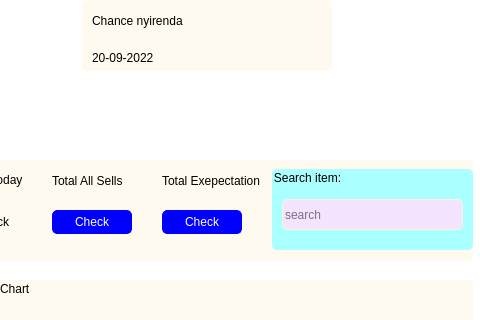
This is Accountant/accountant.ui in CHANCENY/shop as Qt 5 draws it before an edit; both pictures show x 438 to 918 and y 0 to 320 of the 918 by 644 pixel window. The edited form follows.
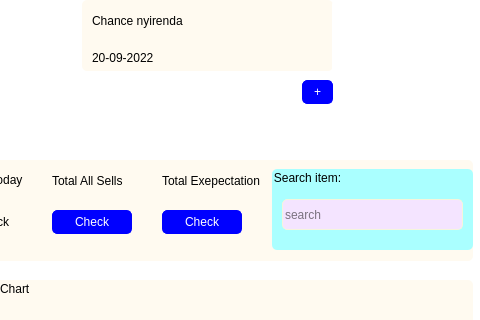
This is the edited form. Icons and pictures are not drawn.

Diff of the .ui file:
```diff
--- a/Accountant/accountant.ui
+++ b/Accountant/accountant.ui
@@ -885,6 +885,29 @@
      <string>Stock Shop Items</string>
     </property>
    </widget>
+   <widget class="QPushButton" name="addprofile">
+    <property name="geometry">
+     <rect>
+      <x>740</x>
+      <y>80</y>
+      <width>31</width>
+      <height>24</height>
+     </rect>
+    </property>
+    <property name="toolTip">
+     <string>&lt;html&gt;&lt;head/&gt;&lt;body&gt;&lt;p&gt;Add profile picture&lt;/p&gt;&lt;/body&gt;&lt;/html&gt;</string>
+    </property>
+    <property name="styleSheet">
+     <string notr="true">border-radius:5px;
+border: 1px solid blue;
+color: white;
+border-collapse:collapse;
+background-color: blue;</string>
+    </property>
+    <property name="text">
+     <string>+</string>
+    </property>
+   </widget>
   </widget>
   <widget class="QMenuBar" name="menubar">
    <property name="geometry">
```
Left out of the diff: 2 changed lines with no effect on the pictures.
